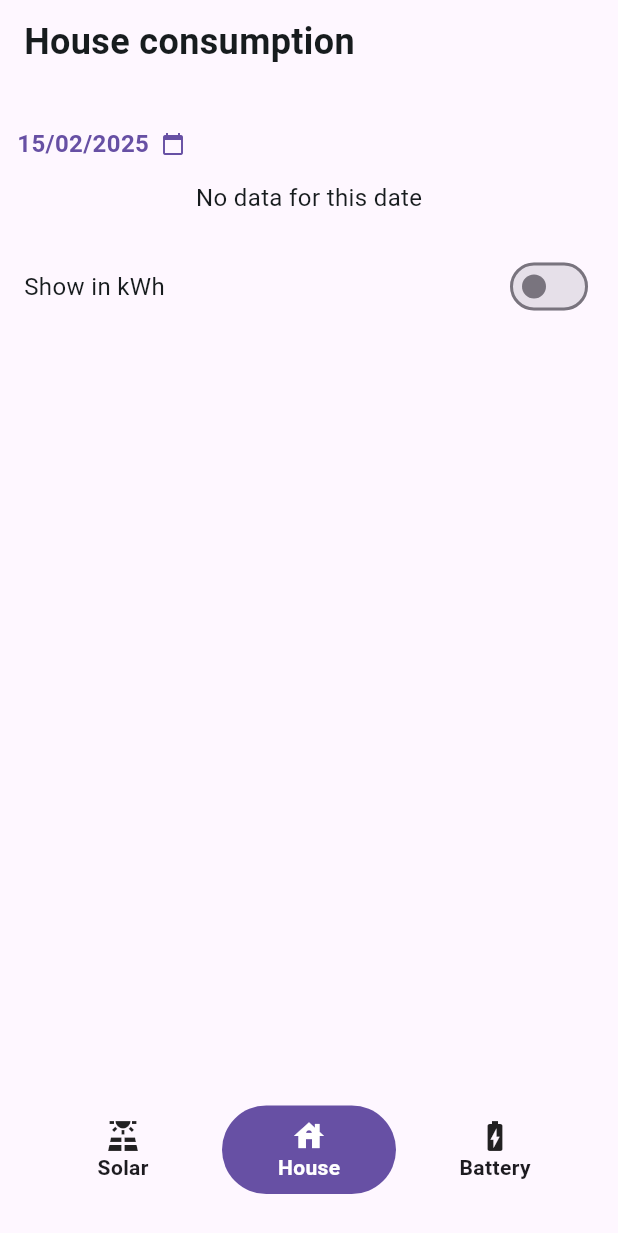
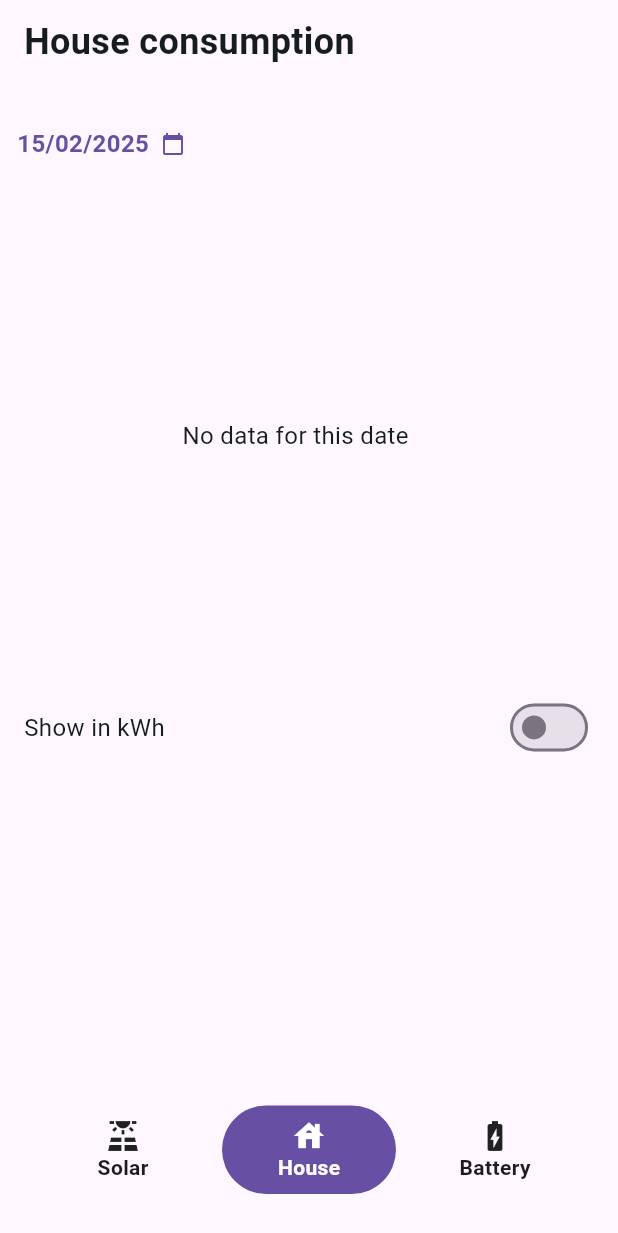
Before and after one commit to ectrema/enpal_tech_chall, a Flutter app: the screen it shows after launch, item 2 of the bottom bar chosen, on a phone screen of 412 x 824 dp. Shown: the top 1233 px of the screen. Run offline on Flutter 3.47's test engine with Material 3 defaults, Android fonts, the phone set to English and light mode, and no system bars; our stand-ins replace copy_with_extension, dio, easy_localization, equatable, fl_chart, flutter_riverpod and 6 more; generated files the repository leaves out were written again; network calls fail.

```diff
--- a/lib/ui/screens/main/battery/battery.view_model.dart
+++ b/lib/ui/screens/main/battery/battery.view_model.dart
@@ -23,10 +23,14 @@ class BatteryViewModel extends _$BatteryViewModel {
   @override
   BatteryState build() => BatteryState.initial();
 
-  Future<void> getMonitoring() async {
+  void setListener() {
     _monitoringService.batteryMonitoring.listen((List<MonitoringEntity> value) {
       state = state.copyWith(monitoring: value);
     });
+  }
+
+  Future<void> reloadData() async {
+    await _monitoringService.getBatteryMonitoring(state.date);
   }
 
   void setDate(DateTime date) {
--- a/lib/ui/screens/main/house/house.screen.dart
+++ b/lib/ui/screens/main/house/house.screen.dart
@@ -1,8 +1,8 @@
 import 'package:enpal_tech_chall/core/localizations/localizations.dart';
-import 'package:enpal_tech_chall/core/utils/utils.dart';
 import 'package:enpal_tech_chall/ui/screens/main/house/house.view_model.dart';
 import 'package:enpal_tech_chall/ui/screens/main/house/house.view_state.dart';
 import 'package:enpal_tech_chall/ui/widget/custom_line_chart.dart';
+import 'package:enpal_tech_chall/ui/widget/custom_text_button.dart';
 import 'package:enpal_tech_chall/ui/widget/show_in_kilow_watt.dart';
 import 'package:flutter/material.dart';
 import 'package:flutter_riverpod/flutter_riverpod.dart';
@@ -19,7 +19,7 @@ class _HouseScreenState extends ConsumerState<HouseScreen> {
   void initState() {
     super.initState();
     WidgetsBinding.instance.addPostFrameCallback((Duration timeStamp) {
-      ref.read(houseViewModelProvider.notifier).getMonitoring();
+      ref.read(houseViewModelProvider.notifier).setListener();
     });
   }
 
@@ -35,9 +35,19 @@ class _HouseScreenState extends ConsumerState<HouseScreen> {
         ),
       ),
       body: SafeArea(
-        child: Column(
-          crossAxisAlignment: CrossAxisAlignment.start,
-          children: const <Widget>[_Header(), _Graph(), _Footer()],
+        child: RefreshIndicator(
+          onRefresh: ref.read(houseViewModelProvider.notifier).reloadData,
+          child: CustomScrollView(
+            slivers: <Widget>[
+              SliverList(
+                delegate: SliverChildListDelegate(const <Widget>[
+                  _Header(),
+                  _Graph(),
+                  _Footer(),
+                ]),
+              ),
+            ],
+          ),
         ),
       ),
     );
@@ -54,27 +64,12 @@ class _Header extends ConsumerWidget {
     );
     final HouseViewModel viewModel = ref.read(houseViewModelProvider.notifier);
 
-    return Padding(
-      padding: const EdgeInsets.only(top: 16),
-      child: TextButton(
-        onPressed: () async {
-          final DateTime? selectedDate = await Utils.showNativeDatePicker(
-            context: context,
-            initialDate: date,
-          );
-          if (selectedDate != null) {
-            viewModel.setDate(selectedDate);
-          }
-        },
-        child: Row(
-          mainAxisSize: MainAxisSize.min,
-          children: <Widget>[
-            Text(Utils.formatDate(date)),
-            const SizedBox(width: 8),
-            const Icon(Icons.calendar_today, size: 16),
-          ],
-        ),
-      ),
+    return Column(
+      crossAxisAlignment: CrossAxisAlignment.start,
+      children: <Widget>[
+        const SizedBox(height: 16),
+        SelectDateButton(date: date, onPressed: viewModel.setDate),
+      ],
     );
   }
 }
@@ -92,10 +87,6 @@ class _Graph extends ConsumerWidget {
     final bool showInKiloWatt = ref.watch(
       houseViewModelProvider.select((HouseState value) => value.showInKiloWatt),
     );
-
-    if (data.isEmpty) {
-      return Center(child: Text(LocaleKeys.no_data.tr()));
-    }
 
     return AspectRatio(
       aspectRatio: 1.3,
--- a/lib/ui/screens/main/house/house.view_model.dart
+++ b/lib/ui/screens/main/house/house.view_model.dart
@@ -23,10 +23,14 @@ class HouseViewModel extends _$HouseViewModel {
   @override
   HouseState build() => HouseState.initial();
 
-  Future<void> getMonitoring() async {
+  void setListener() {
     _monitoringService.houseMonitoring.listen((List<MonitoringEntity> value) {
       state = state.copyWith(monitoring: value);
     });
+  }
+
+  Future<void> reloadData() async {
+    await _monitoringService.getHouseMonitoring(state.date);
   }
 
   void setDate(DateTime date) {
--- a/lib/ui/screens/main/solar/solar.screen.dart
+++ b/lib/ui/screens/main/solar/solar.screen.dart
@@ -19,7 +19,7 @@ class _SolarScreenState extends ConsumerState<SolarScreen> {
   void initState() {
     super.initState();
     WidgetsBinding.instance.addPostFrameCallback((Duration timeStamp) {
-      ref.read(solarViewModelProvider.notifier).getMonitoring();
+      ref.read(solarViewModelProvider.notifier).setListener();
     });
   }
 
@@ -35,9 +35,19 @@ class _SolarScreenState extends ConsumerState<SolarScreen> {
         ),
       ),
       body: SafeArea(
-        child: Column(
-          crossAxisAlignment: CrossAxisAlignment.start,
-          children: const <Widget>[_Header(), _Graph(), _Footer()],
+        child: RefreshIndicator(
+          onRefresh: ref.read(solarViewModelProvider.notifier).reloadData,
+          child: CustomScrollView(
+            slivers: <Widget>[
+              SliverList(
+                delegate: SliverChildListDelegate(const <Widget>[
+                  _Header(),
+                  _Graph(),
+                  _Footer(),
+                ]),
+              ),
+            ],
+          ),
         ),
       ),
     );
@@ -54,9 +64,12 @@ class _Header extends ConsumerWidget {
     );
     final SolarViewModel viewModel = ref.read(solarViewModelProvider.notifier);
 
-    return Padding(
-      padding: const EdgeInsets.only(top: 16),
-      child: SelectDateButton(date: date, onPressed: viewModel.setDate),
+    return Column(
+      crossAxisAlignment: CrossAxisAlignment.start,
+      children: <Widget>[
+        const SizedBox(height: 16),
+        SelectDateButton(date: date, onPressed: viewModel.setDate),
+      ],
     );
   }
 }
@@ -75,10 +88,6 @@ class _Graph extends ConsumerWidget {
     final bool showInKiloWatt = ref.watch(
       solarViewModelProvider.select((SolarState value) => value.showInKiloWatt),
     );
-
-    if (data.isEmpty) {
-      return Center(child: Text(LocaleKeys.no_data.tr()));
-    }
 
     return AspectRatio(
       aspectRatio: 1.3,
--- a/lib/ui/screens/main/solar/solar.view_model.dart
+++ b/lib/ui/screens/main/solar/solar.view_model.dart
@@ -23,10 +23,14 @@ class SolarViewModel extends _$SolarViewModel {
   @override
   SolarState build() => SolarState.initial();
 
-  Future<void> getMonitoring() async {
+  void setListener() {
     _monitoringService.solarMonitoring.listen((List<MonitoringEntity> value) {
       state = state.copyWith(monitoring: value);
     });
+  }
+
+  Future<void> reloadData() async {
+    await _monitoringService.getSolarMonitoring(state.date);
   }
 
   void setDate(DateTime date) {
--- a/lib/ui/widget/custom_line_chart.dart
+++ b/lib/ui/widget/custom_line_chart.dart
@@ -18,6 +18,10 @@ class CustomLineChart extends StatelessWidget {
   Widget build(BuildContext context) {
     final ColorScheme colorScheme = Theme.of(context).colorScheme;
     final TextTheme textTheme = Theme.of(context).textTheme;
+
+    if (data.isEmpty) {
+      return Center(child: Text(LocaleKeys.no_data.tr()));
+    }
 
     return LineChart(
       transformationConfig: FlTransformationConfig(
```
Also changed, not shown: lib/ui/screens/main/battery/battery.screen.dart (+21 -30 lines).
